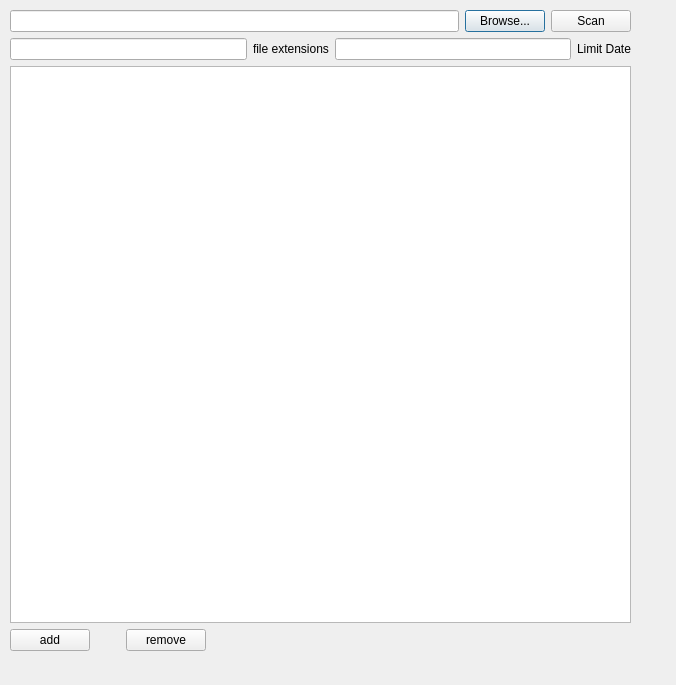
Qt form cache_deleter_designer_ui.ui (Matth-D/cache_deleter) before a commit.
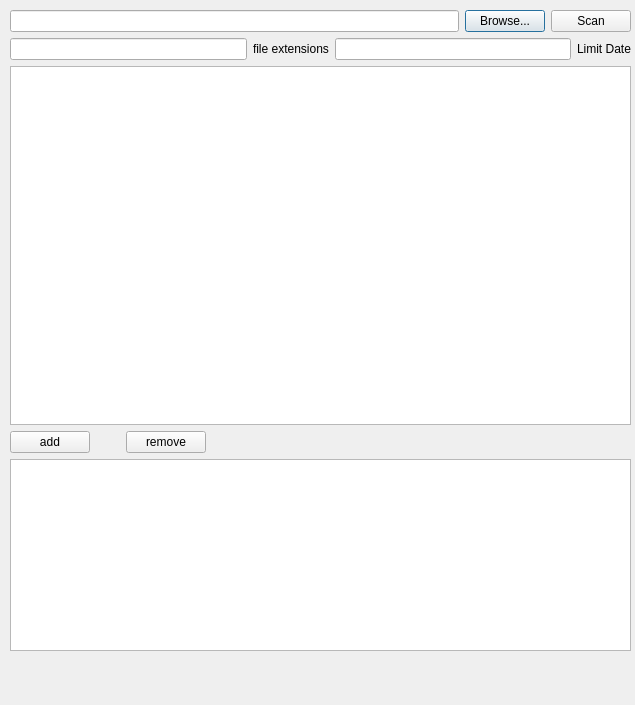
The same form after that commit.

Patch:
```diff
--- a/cache_deleter_designer_ui.ui
+++ b/cache_deleter_designer_ui.ui
@@ -6,8 +6,8 @@
    <rect>
     <x>0</x>
     <y>0</y>
-    <width>676</width>
-    <height>685</height>
+    <width>635</width>
+    <height>705</height>
    </rect>
   </property>
   <property name="windowTitle">
@@ -22,7 +22,7 @@
      <height>641</height>
     </rect>
    </property>
-   <layout class="QVBoxLayout" name="verticalLayout">
+   <layout class="QVBoxLayout" name="verticalLayout" stretch="0,0,2,0,0">
     <item>
      <layout class="QHBoxLayout" name="horizontalLayout">
       <item>
@@ -105,6 +105,13 @@
       </item>
      </layout>
     </item>
+    <item>
+     <layout class="QHBoxLayout" name="horizontalLayout_5">
+      <item>
+       <widget class="QListWidget" name="listWidget"/>
+      </item>
+     </layout>
+    </item>
    </layout>
   </widget>
  </widget>
```
